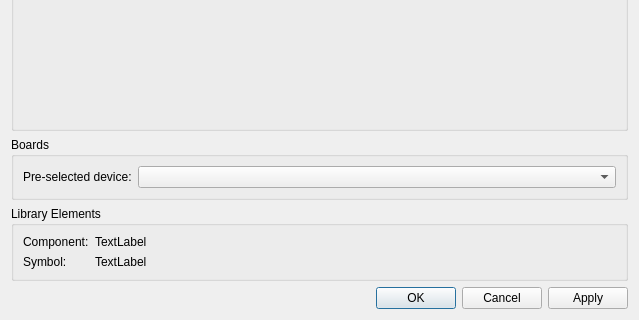
Before: the Qt Designer form libs/librepcb/editor/project/schematiceditor/symbolinstancepropertiesdialog.ui in LibrePCB/LibrePCB, drawn with Qt 5; both pictures show x 0 to 639 and y 248 to 568 of the 639 by 568 pixel window.
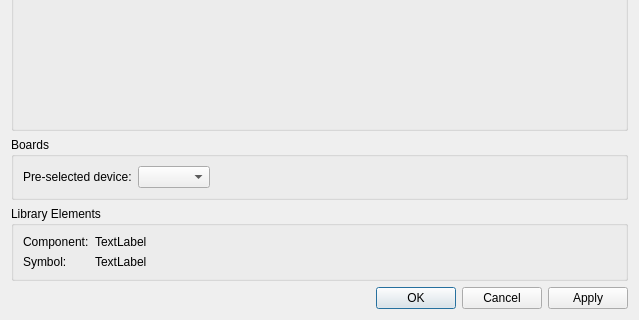
After: the same form once the commit is applied. Custom widgets are drawn as their Qt base class.

What changed in the file:
```diff
--- a/libs/librepcb/editor/project/schematiceditor/symbolinstancepropertiesdialog.ui
+++ b/libs/librepcb/editor/project/schematiceditor/symbolinstancepropertiesdialog.ui
@@ -104,6 +104,12 @@
         <string>Boards</string>
        </property>
        <layout class="QFormLayout" name="formLayout_4">
+        <property name="fieldGrowthPolicy">
+         <enum>QFormLayout::AllNonFixedFieldsGrow</enum>
+        </property>
+        <property name="formAlignment">
+         <set>Qt::AlignLeading|Qt::AlignLeft|Qt::AlignTop</set>
+        </property>
         <item row="0" column="0">
          <widget class="QLabel" name="label">
           <property name="text">
@@ -113,6 +119,12 @@
         </item>
         <item row="0" column="1">
          <widget class="QComboBox" name="cbxPreselectedDevice">
+          <property name="sizePolicy">
+           <sizepolicy hsizetype="Fixed" vsizetype="Fixed">
+            <horstretch>0</horstretch>
+            <verstretch>0</verstretch>
+           </sizepolicy>
+          </property>
           <property name="currentText">
            <string notr="true"/>
           </property>
```
Left out of the diff: 6 changed lines with no effect on the pictures.
